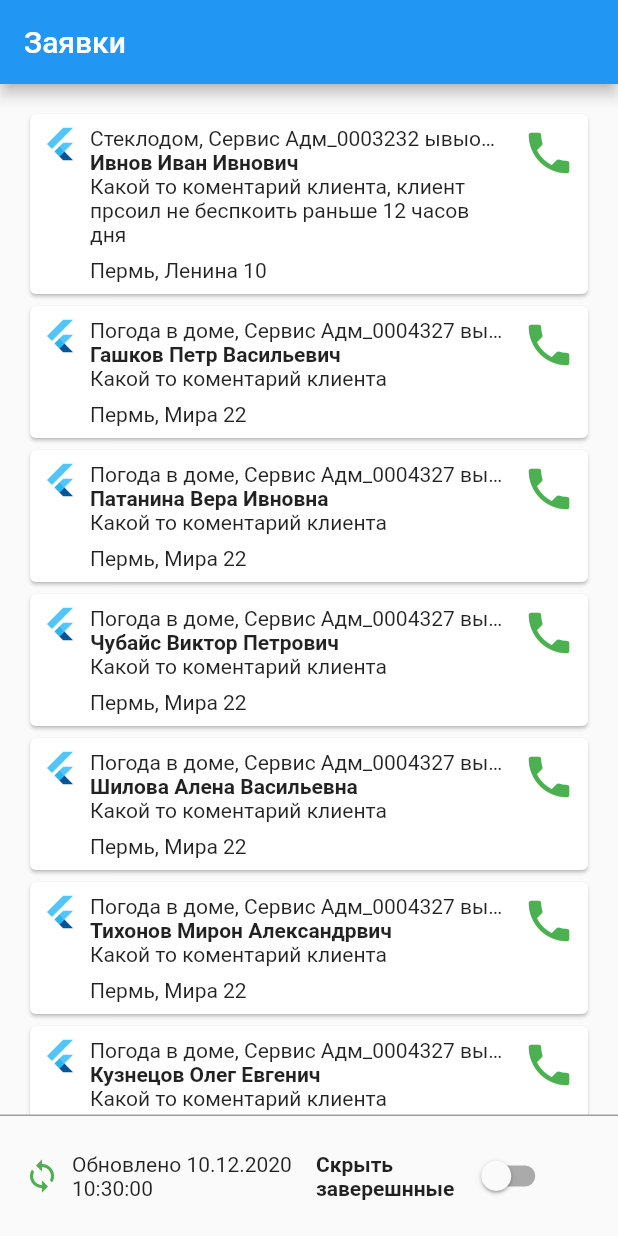
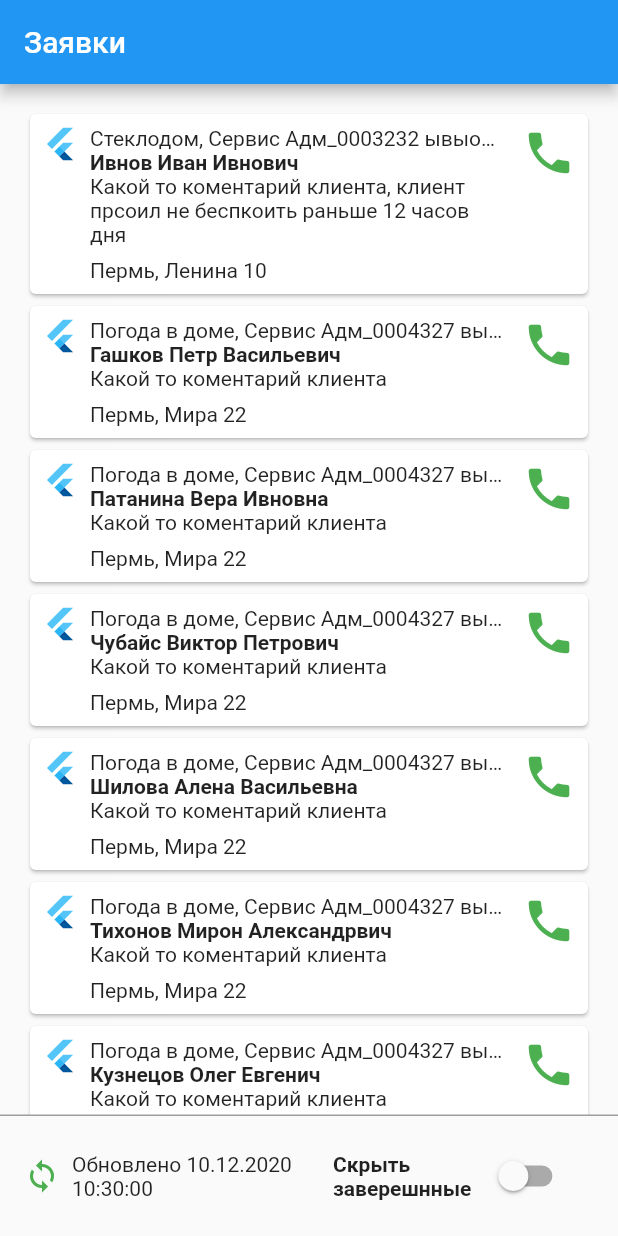
Before and after one commit to VunderkindMedia/service.app, a Flutter app: the ServicesPage screen opened directly, on a phone screen of 412 x 824 dp. Run offline on Flutter 3.47's test engine with Material 2 defaults, Android fonts, the phone set to English and light mode, and no system bars.

Commit message:
+ flexible in botttom

```diff
--- a/lib/services_page/services_page.dart
+++ b/lib/services_page/services_page.dart
@@ -83,8 +83,8 @@ class _ServicePageState extends State<ServicesPage> {
                 padding: EdgeInsets.all(16),
                 child: Row(
                   children: [
-                    SyncButton(),
-                    Container(
+                    Flexible(flex: 1,child:  SyncButton()),
+                    Flexible(flex: 1,child:  Container(
                       margin: EdgeInsets.only(left: 16),
                       child: Row(
                         children: [
@@ -94,14 +94,14 @@ class _ServicePageState extends State<ServicesPage> {
                             child: Switch(
                                 value: this._hideFinished,
                                 onChanged: (value) => {
-                                      setState(() {
-                                        this._hideFinished = value;
-                                      })
-                                    }),
+                                  setState(() {
+                                    this._hideFinished = value;
+                                  })
+                                }),
                           )
                         ],
                       ),
-                    )
+                    )),
                   ],
                 ),
               ),
```
